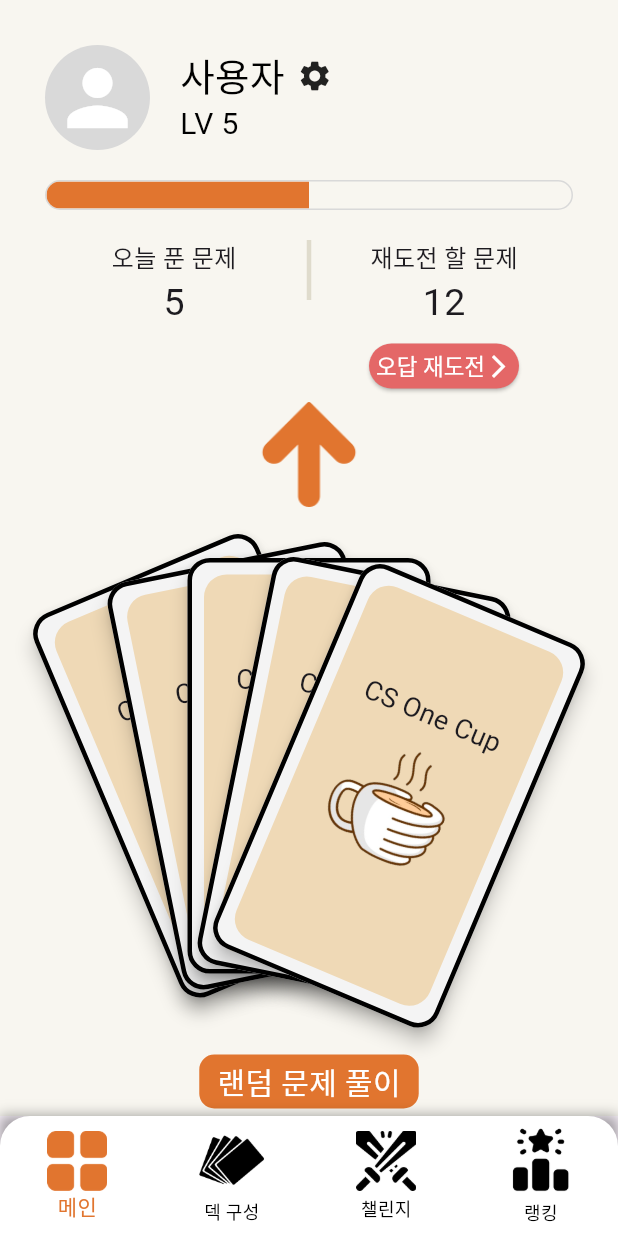
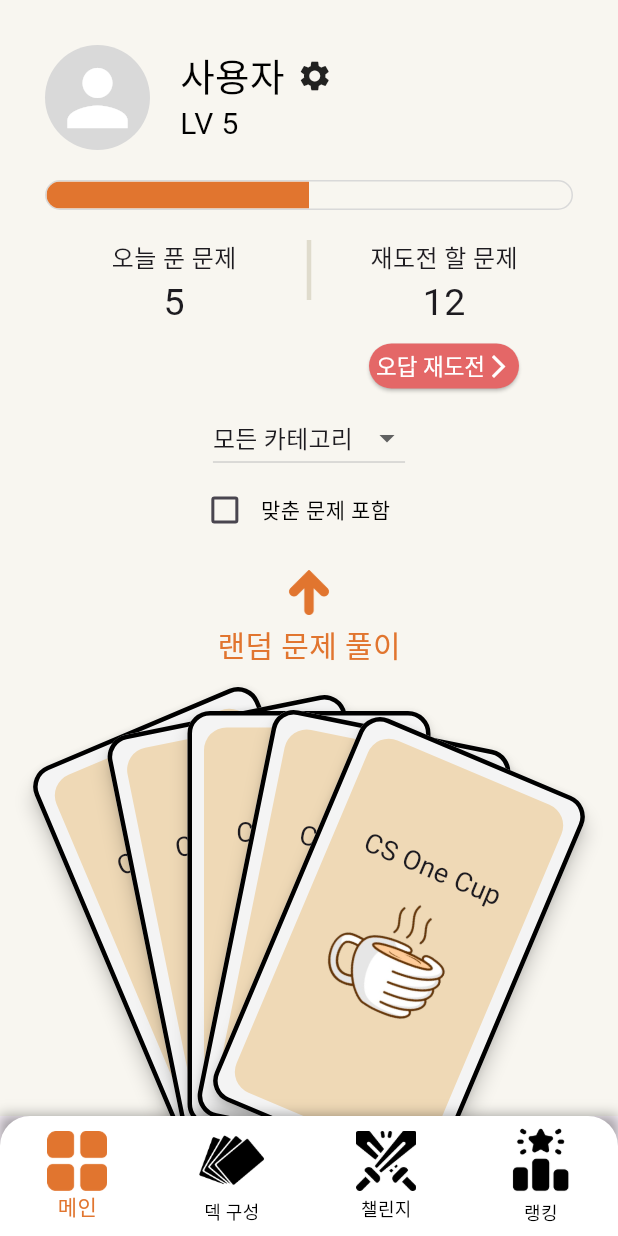
Before and after one commit to CSOneCup/CsOneCup-client, a Flutter app: the screen it shows after launch, on a phone screen of 412 x 824 dp. Run offline on Flutter 3.47's test engine with Material 3 defaults, Android fonts, the light colour scheme and no system bars; our stand-ins replace flip_card.

Commit message:
update : homePage 레이아웃 변경 (drag 없앰)

```diff
--- a/lib/features/home/cards_in_hand.dart
+++ b/lib/features/home/cards_in_hand.dart
@@ -8,9 +8,15 @@ class CardsInHand extends StatelessWidget {
   @override
   Widget build(BuildContext context) {
     return GestureDetector(
-      onTap: () {
-        Navigator.push(
-            context, MaterialPageRoute(builder: (context) => const QuizPage()));
+      // onTap: () {
+      //   Navigator.push(
+      //       context, MaterialPageRoute(builder: (context) => const QuizPage()));
+      // },
+      onPanUpdate: (details) {
+        if (details.delta.dy < 0) {
+          Navigator.push(context,
+              MaterialPageRoute(builder: (context) => const QuizPage()));
+        }
       },
       child: Stack(
         children: [
--- a/lib/features/home/homepage.dart
+++ b/lib/features/home/homepage.dart
@@ -16,6 +16,7 @@ class _HomePageState extends State<HomePage> {
 
   String? _selectedCategory = '모든 카테고리'; //선택된 카테고리
   bool _includingSolvedProblems = false; //풀린 문제 포함 여부
+  final GlobalKey _checkboxKey = GlobalKey();
 
   final List<String> _quizCategories = [
     '모든 카테고리',
@@ -29,43 +30,21 @@ class _HomePageState extends State<HomePage> {
 
   @override
   Widget build(BuildContext context) {
-    return Container(
-        width: double.infinity,
-        height: double.infinity,
-        color: AppColors.mainLightGray,
-        child: SingleChildScrollView(
+    return Stack(
+      children: [
+        Container(
+          width: double.infinity,
+          height: double.infinity,
+          clipBehavior: Clip.hardEdge,
+          decoration: const BoxDecoration(
+            color: AppColors.mainLightGray,
+          ),
           child: Column(
             children: [
               UserProfile(userName: '사용자', userLevel: 5, userExp: exp),
               SolvedAndRetryProblemsInfo(
                 solvedProblemsToday: 5,
                 retryProblems: 12,
-              ),
-              Image.asset(
-                'assets/icons/icon_arrow_up.png',
-                width: 70,
-                height: 70,
-                color: AppColors.mainDeepOrange,
-              ),
-              const SizedBox(
-                height: 30,
-              ),
-              const CardsInHand(),
-              const SizedBox(
-                height: 50,
-              ),
-              Container(
-                decoration: BoxDecoration(
-                  color: AppColors.mainDeepOrange,
-                  borderRadius: BorderRadius.circular(10),
-                ),
-                child: const Padding(
-                  padding: EdgeInsets.symmetric(horizontal: 12, vertical: 3),
-                  child: Text(
-                    '랜덤 문제 풀이',
-                    style: TextStyle(color: Colors.white, fontSize: 20),
-                  ),
-                ),
               ),
               DropdownButton<String>(
                 dropdownColor: AppColors.mainBeige,
@@ -86,6 +65,7 @@ class _HomePageState extends State<HomePage> {
               Padding(
                 padding: const EdgeInsets.only(right: 26),
                 child: Row(
+                  key: _checkboxKey,
                   mainAxisAlignment: MainAxisAlignment.center,
                   children: [
                     Checkbox(
@@ -108,11 +88,36 @@ class _HomePageState extends State<HomePage> {
                   ],
                 ),
               ),
-              const SizedBox(
-                height: 10,
-              ),
             ],
           ),
-        ));
+        ),
+        Positioned(
+          top: 380,
+          left: 0,
+          right: 0,
+          child: Column(
+            children: [
+              Image.asset(
+                'assets/icons/icon_arrow_up.png',
+                width: 30,
+                height: 30,
+                color: AppColors.mainDeepOrange,
+              ),
+              const SizedBox(
+                height: 5,
+              ),
+              const Text(
+                '랜덤 문제 풀이',
+                style: TextStyle(color: AppColors.mainDeepOrange, fontSize: 20),
+              ),
+              const SizedBox(
+                height: 25,
+              ),
+              const CardsInHand(),
+            ],
+          ),
+        ),
+      ],
+    );
   }
 }
```
